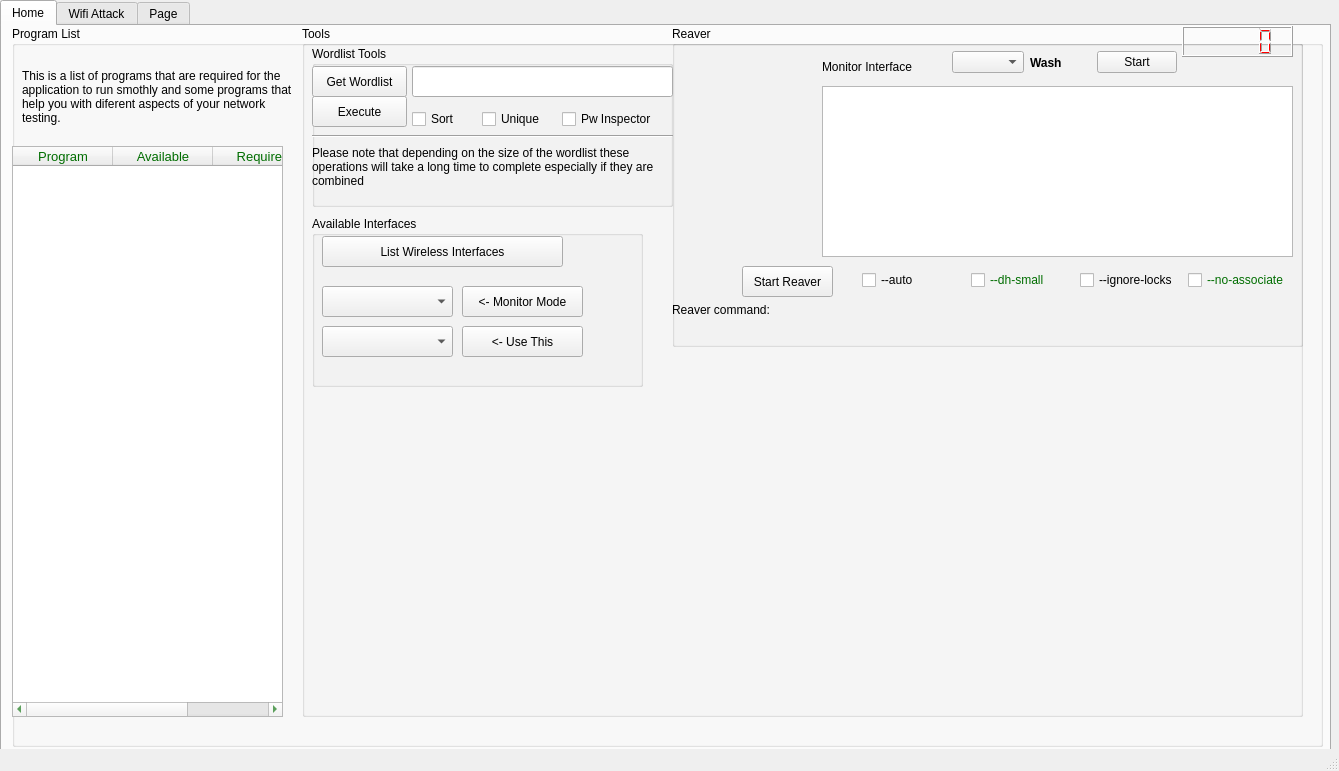
Above: wifern.ui from houcy/wifern before the change. Below: the same form after it.
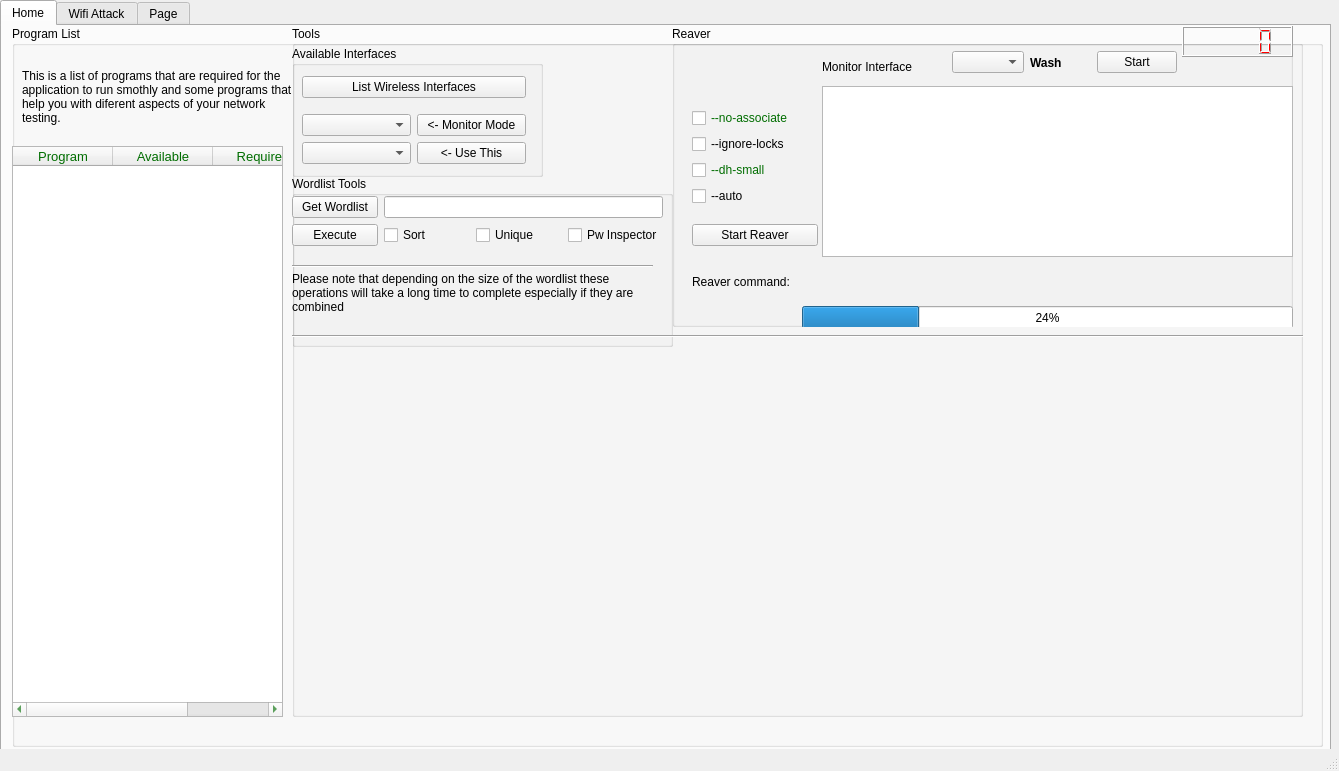
That is the form after the change. Icons and pictures are not drawn.

```diff
--- a/wifern.ui
+++ b/wifern.ui
@@ -130,151 +130,22 @@
          <widget class="QGroupBox" name="groupBox_2">
           <property name="geometry">
            <rect>
-            <x>290</x>
+            <x>280</x>
             <y>0</y>
-            <width>1001</width>
+            <width>1011</width>
             <height>691</height>
            </rect>
           </property>
           <property name="title">
            <string>Tools </string>
           </property>
-          <widget class="QGroupBox" name="groupBox_3">
-           <property name="geometry">
-            <rect>
-             <x>10</x>
-             <y>20</y>
-             <width>361</width>
-             <height>161</height>
-            </rect>
-           </property>
-           <property name="title">
-            <string>Wordlist Tools</string>
-           </property>
-           <widget class="QPushButton" name="Get_Wordlist_Button">
-            <property name="geometry">
-             <rect>
-              <x>0</x>
-              <y>20</y>
-              <width>95</width>
-              <height>31</height>
-             </rect>
-            </property>
-            <property name="text">
-             <string>Get Wordlist</string>
-            </property>
-           </widget>
-           <widget class="QLineEdit" name="sort_wordlist_lineEdit">
-            <property name="geometry">
-             <rect>
-              <x>100</x>
-              <y>20</y>
-              <width>261</width>
-              <height>31</height>
-             </rect>
-            </property>
-           </widget>
-           <widget class="QCheckBox" name="sort_checkBox">
-            <property name="geometry">
-             <rect>
-              <x>100</x>
-              <y>60</y>
-              <width>61</width>
-              <height>26</height>
-             </rect>
-            </property>
-            <property name="toolTip">
-             <string>Sort the wordlist</string>
-            </property>
-            <property name="text">
-             <string>Sort</string>
-            </property>
-           </widget>
-           <widget class="QCheckBox" name="unique_checkBox">
-            <property name="geometry">
-             <rect>
-              <x>170</x>
-              <y>60</y>
-              <width>81</width>
-              <height>26</height>
-             </rect>
-            </property>
-            <property name="toolTip">
-             <string>Unique the wordlist. Make sure only unique passwords are contained inside the list.</string>
-            </property>
-            <property name="text">
-             <string>Unique</string>
-            </property>
-           </widget>
-           <widget class="QCheckBox" name="pwinspector_checkBox">
-            <property name="geometry">
-             <rect>
-              <x>250</x>
-              <y>60</y>
-              <width>111</width>
-              <height>26</height>
-             </rect>
-            </property>
-            <property name="toolTip">
-             <string>&lt;html&gt;&lt;head/&gt;&lt;body&gt;&lt;p&gt;Save some extra time when attacking WPA systems(handshakes) by making sure that ONLY words of length 8 and greater are included.&lt;/p&gt;&lt;/body&gt;&lt;/html&gt;</string>
-            </property>
-            <property name="text">
-             <string>Pw Inspector</string>
-            </property>
-           </widget>
-           <widget class="Line" name="line">
-            <property name="geometry">
-             <rect>
-              <x>0</x>
-              <y>80</y>
-              <width>361</width>
-              <height>20</height>
-             </rect>
-            </property>
-            <property name="orientation">
-             <enum>Qt::Horizontal</enum>
-            </property>
-           </widget>
-           <widget class="QPushButton" name="Process_wordlist_Button">
-            <property name="geometry">
-             <rect>
-              <x>0</x>
-              <y>50</y>
-              <width>95</width>
-              <height>31</height>
-             </rect>
-            </property>
-            <property name="text">
-             <string>Execute</string>
-            </property>
-           </widget>
-           <widget class="QLabel" name="label_2">
-            <property name="geometry">
-             <rect>
-              <x>0</x>
-              <y>90</y>
-              <width>361</width>
-              <height>61</height>
-             </rect>
-            </property>
-            <property name="toolTip">
-             <string/>
-            </property>
-            <property name="text">
-             <string>Please note that depending on the size of the wordlist these operations will take a long time to complete especially if they are combined </string>
-            </property>
-            <property name="wordWrap">
-             <bool>true</bool>
-            </property>
-           </widget>
-          </widget>
           <widget class="QGroupBox" name="groupBox_4">
            <property name="geometry">
             <rect>
-             <x>370</x>
+             <x>380</x>
              <y>0</y>
-             <width>631</width>
-             <height>321</height>
+             <width>621</width>
+             <height>301</height>
             </rect>
            </property>
            <property name="styleSheet">
@@ -352,8 +223,8 @@
            <widget class="QLabel" name="reaver_command_label">
             <property name="geometry">
              <rect>
-              <x>0</x>
-              <y>268</y>
+              <x>20</x>
+              <y>240</y>
               <width>611</width>
               <height>31</height>
              </rect>
@@ -362,19 +233,6 @@
              <string>Reaver command:</string>
             </property>
            </widget>
-           <widget class="QPushButton" name="pushButton_6">
-            <property name="geometry">
-             <rect>
-              <x>70</x>
-              <y>240</y>
-              <width>91</width>
-              <height>31</height>
-             </rect>
-            </property>
-            <property name="text">
-             <string>Start Reaver</string>
-            </property>
-           </widget>
            <widget class="QLCDNumber" name="lcd_time_Number">
             <property name="geometry">
              <rect>
@@ -430,47 +288,71 @@
              </item>
             </layout>
            </widget>
+           <widget class="QProgressBar" name="progressBar">
+            <property name="geometry">
+             <rect>
+              <x>130</x>
+              <y>280</y>
+              <width>491</width>
+              <height>23</height>
+             </rect>
+            </property>
+            <property name="value">
+             <number>24</number>
+            </property>
+           </widget>
            <widget class="QWidget" name="layoutWidget">
             <property name="geometry">
              <rect>
-              <x>190</x>
-              <y>240</y>
-              <width>429</width>
-              <height>28</height>
+              <x>20</x>
+              <y>70</y>
+              <width>126</width>
+              <height>163</height>
              </rect>
             </property>
-            <layout class="QHBoxLayout" name="horizontalLayout">
-             <item>
-              <widget class="QCheckBox" name="checkBox_4">
-               <property name="text">
-                <string>--auto</string>
-               </property>
-              </widget>
+            <layout class="QGridLayout" name="gridLayout_3">
+             <item row="0" column="0">
+              <layout class="QVBoxLayout" name="verticalLayout">
+               <item>
+                <widget class="QCheckBox" name="checkBox">
+                 <property name="styleSheet">
+                  <string notr="true">color:rgb(0, 109, 0)</string>
+                 </property>
+                 <property name="text">
+                  <string>--no-associate</string>
+                 </property>
+                </widget>
+               </item>
+               <item>
+                <widget class="QCheckBox" name="checkBox_2">
+                 <property name="text">
+                  <string>--ignore-locks</string>
+                 </property>
+                </widget>
+               </item>
+               <item>
+                <widget class="QCheckBox" name="checkBox_3">
+                 <property name="styleSheet">
+                  <string notr="true">color:rgb(0, 109, 0)</string>
+                 </property>
+                 <property name="text">
+                  <string>--dh-small</string>
+                 </property>
+                </widget>
+               </item>
+               <item>
+                <widget class="QCheckBox" name="checkBox_4">
+                 <property name="text">
+                  <string>--auto</string>
+                 </property>
+                </widget>
+               </item>
+              </layout>
              </item>
-             <item>
-              <widget class="QCheckBox" name="checkBox_3">
-               <property name="styleSheet">
-                <string notr="true">color:rgb(0, 109, 0)</string>
-               </property>
+             <item row="1" column="0">
+              <widget class="QPushButton" name="pushButton_6">
                <property name="text">
-                <string>--dh-small</string>
-               </property>
-              </widget>
-             </item>
-             <item>
-              <widget class="QCheckBox" name="checkBox_2">
-               <property name="text">
-                <string>--ignore-locks</string>
-               </property>
-              </widget>
-             </item>
-             <item>
-              <widget class="QCheckBox" name="checkBox">
-               <property name="styleSheet">
-                <string notr="true">color:rgb(0, 109, 0)</string>
-               </property>
-               <property name="text">
-                <string>--no-associate</string>
+                <string>Start Reaver</string>
                </property>
               </widget>
              </item>
@@ -480,74 +362,169 @@
           <widget class="QGroupBox" name="Interface_groupBox">
            <property name="geometry">
             <rect>
-             <x>10</x>
-             <y>190</y>
-             <width>331</width>
-             <height>171</height>
+             <x>0</x>
+             <y>20</y>
+             <width>251</width>
+             <height>131</height>
             </rect>
            </property>
            <property name="title">
             <string>Available Interfaces</string>
            </property>
-           <widget class="QPushButton" name="wlan0_monitor_Button">
+           <widget class="QWidget" name="layoutWidget">
             <property name="geometry">
              <rect>
-              <x>150</x>
-              <y>70</y>
-              <width>121</width>
-              <height>31</height>
+              <x>10</x>
+              <y>20</y>
+              <width>224</width>
+              <height>109</height>
              </rect>
             </property>
-            <property name="text">
-             <string>&lt;- Monitor Mode</string>
-            </property>
+            <layout class="QGridLayout" name="gridLayout_2">
+             <item row="0" column="0">
+              <widget class="QPushButton" name="list_interfaces_Button">
+               <property name="text">
+                <string>List Wireless Interfaces</string>
+               </property>
+              </widget>
+             </item>
+             <item row="1" column="0">
+              <layout class="QGridLayout" name="gridLayout">
+               <item row="0" column="0">
+                <widget class="QComboBox" name="adapters_comboBox"/>
+               </item>
+               <item row="0" column="1">
+                <widget class="QPushButton" name="wlan0_monitor_Button">
+                 <property name="text">
+                  <string>&lt;- Monitor Mode</string>
+                 </property>
+                </widget>
+               </item>
+               <item row="1" column="0">
+                <widget class="QComboBox" name="monitors_comboBox"/>
+               </item>
+               <item row="1" column="1">
+                <widget class="QPushButton" name="wlan1_monitor_button">
+                 <property name="text">
+                  <string>&lt;- Use This</string>
+                 </property>
+                </widget>
+               </item>
+              </layout>
+             </item>
+            </layout>
            </widget>
-           <widget class="QPushButton" name="wlan1_monitor_button">
+          </widget>
+          <widget class="QGroupBox" name="groupBox_3">
+           <property name="geometry">
+            <rect>
+             <x>0</x>
+             <y>150</y>
+             <width>381</width>
+             <height>171</height>
+            </rect>
+           </property>
+           <property name="title">
+            <string>Wordlist Tools</string>
+           </property>
+           <widget class="Line" name="line">
             <property name="geometry">
              <rect>
-              <x>150</x>
-              <y>110</y>
-              <width>121</width>
-              <height>31</height>
+              <x>0</x>
+              <y>80</y>
+              <width>361</width>
+              <height>20</height>
              </rect>
             </property>
-            <property name="text">
-             <string>&lt;- Use This</string>
+            <property name="orientation">
+             <enum>Qt::Horizontal</enum>
             </property>
            </widget>
-           <widget class="QPushButton" name="list_interfaces_Button">
+           <widget class="QWidget" name="layoutWidget">
             <property name="geometry">
              <rect>
-              <x>10</x>
+              <x>0</x>
               <y>20</y>
-              <width>241</width>
-              <height>31</height>
+              <width>371</width>
+              <height>137</height>
              </rect>
             </property>
-            <property name="text">
-             <string>List Wireless Interfaces</string>
-            </property>
+            <layout class="QGridLayout" name="gridLayout_4">
+             <item row="0" column="0">
+              <widget class="QPushButton" name="Get_Wordlist_Button">
+               <property name="text">
+                <string>Get Wordlist</string>
+               </property>
+              </widget>
+             </item>
+             <item row="0" column="1" colspan="3">
+              <widget class="QLineEdit" name="sort_wordlist_lineEdit"/>
+             </item>
+             <item row="1" column="0">
+              <widget class="QPushButton" name="Process_wordlist_Button">
+               <property name="text">
+                <string>Execute</string>
+               </property>
+              </widget>
+             </item>
+             <item row="1" column="1">
+              <widget class="QCheckBox" name="sort_checkBox">
+               <property name="toolTip">
+                <string>Sort the wordlist</string>
+               </property>
+               <property name="text">
+                <string>Sort</string>
+               </property>
+              </widget>
+             </item>
+             <item row="1" column="2">
+              <widget class="QCheckBox" name="unique_checkBox">
+               <property name="toolTip">
+                <string>Unique the wordlist. Make sure only unique passwords are contained inside the list.</string>
+               </property>
+               <property name="text">
+                <string>Unique</string>
+               </property>
+              </widget>
+             </item>
+             <item row="1" column="3">
+              <widget class="QCheckBox" name="pwinspector_checkBox">
+               <property name="toolTip">
+                <string>&lt;html&gt;&lt;head/&gt;&lt;body&gt;&lt;p&gt;Save some extra time when attacking WPA systems(handshakes) by making sure that ONLY words of length 8 and greater are included.&lt;/p&gt;&lt;/body&gt;&lt;/html&gt;</string>
+               </property>
+               <property name="text">
+                <string>Pw Inspector</string>
+               </property>
+              </widget>
+             </item>
+             <item row="2" column="0" colspan="4">
+              <widget class="QLabel" name="label_2">
+               <property name="toolTip">
+                <string/>
+               </property>
+               <property name="text">
+                <string>Please note that depending on the size of the wordlist these operations will take a long time to complete especially if they are combined </string>
+               </property>
+               <property name="wordWrap">
+                <bool>true</bool>
+               </property>
+              </widget>
+             </item>
+            </layout>
            </widget>
-           <widget class="QComboBox" name="adapters_comboBox">
-            <property name="geometry">
-             <rect>
-              <x>10</x>
-              <y>70</y>
-              <width>131</width>
-              <height>31</height>
-             </rect>
-            </property>
-           </widget>
-           <widget class="QComboBox" name="monitors_comboBox">
-            <property name="geometry">
-             <rect>
-              <x>10</x>
-              <y>110</y>
-              <width>131</width>
-              <height>31</height>
-             </rect>
-            </property>
-           </widget>
+          </widget>
+          <widget class="Line" name="line_2">
+           <property name="geometry">
+            <rect>
+             <x>0</x>
+             <y>300</y>
+             <width>1031</width>
+             <height>20</height>
+            </rect>
+           </property>
+           <property name="orientation">
+            <enum>Qt::Horizontal</enum>
+           </property>
           </widget>
          </widget>
          <widget class="QLabel" name="label_5">
```
